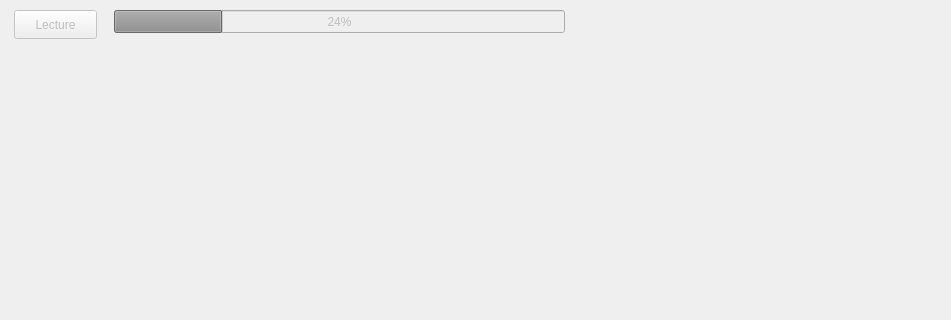
Before: the Qt Designer form Code/MusiFlow/mainwindow.ui in cegepmatane/projets-specialises-2023-fabientolsy, drawn with Qt 5; both pictures show x 376 to 1327 and y 0 to 320 of the 1327 by 876 pixel window.
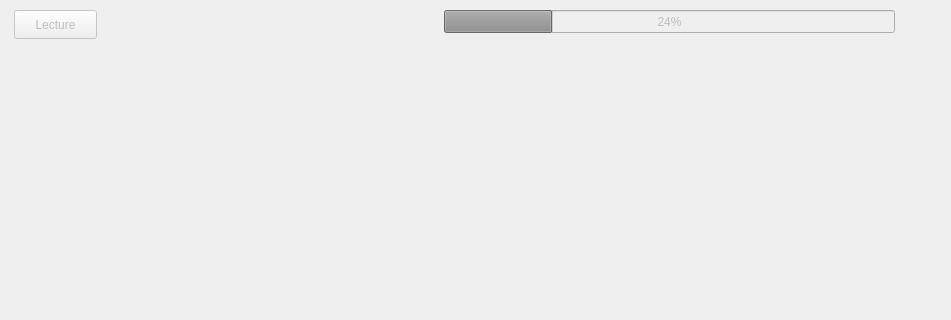
After: the same form once the commit is applied.

Commit message: Affichage du titre de la musique en cours de lecture #6

Patch:
```diff
--- a/Code/MusiFlow/mainwindow.ui
+++ b/Code/MusiFlow/mainwindow.ui
@@ -94,7 +94,7 @@
     </property>
     <property name="geometry">
      <rect>
-      <x>490</x>
+      <x>820</x>
       <y>10</y>
       <width>451</width>
       <height>23</height>
@@ -120,7 +120,23 @@
      <string>Paroles</string>
     </property>
    </widget>
-   <zorder>label</zorder>
+   <widget class="QLabel" name="titre">
+    <property name="enabled">
+     <bool>false</bool>
+    </property>
+    <property name="geometry">
+     <rect>
+      <x>480</x>
+      <y>10</y>
+      <width>151</width>
+      <height>31</height>
+     </rect>
+    </property>
+    <property name="text">
+     <string/>
+    </property>
+   </widget>
+   <zorder>paroleAffichage</zorder>
    <zorder>richGirl</zorder>
    <zorder>pushButton_2</zorder>
    <zorder>pause</zorder>
```
Left out of the diff: 6 changed lines with no effect on the pictures. The commit also changes 369 other files.
